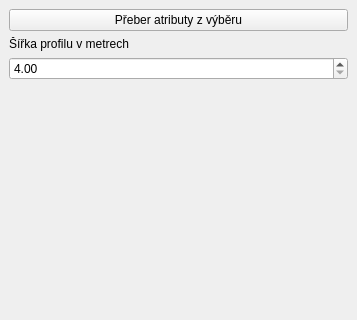
This is profil_ulice_dockwidget_base.ui in Vynikal/profil_ulice as Qt 5 draws it before an edit; both pictures show x 0 to 357 and y 0 to 320 of the 357 by 704 pixel window. The edited form follows.
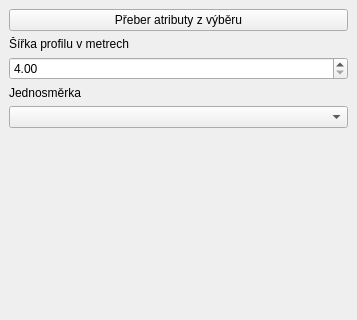
This is the edited form. Custom widgets are drawn as their Qt base class.

```diff
--- a/profil_ulice_dockwidget_base.ui
+++ b/profil_ulice_dockwidget_base.ui
@@ -42,6 +42,20 @@
       </property>
      </widget>
     </item>
+    <item>
+     <widget class="QLabel" name="label">
+      <property name="text">
+       <string>Jednosměrka</string>
+      </property>
+     </widget>
+    </item>
+    <item>
+     <widget class="QComboBox" name="CbOneway">
+      <property name="currentIndex">
+       <number>-1</number>
+      </property>
+     </widget>
+    </item>
     <item>
      <spacer name="verticalSpacer">
       <property name="orientation">
```
